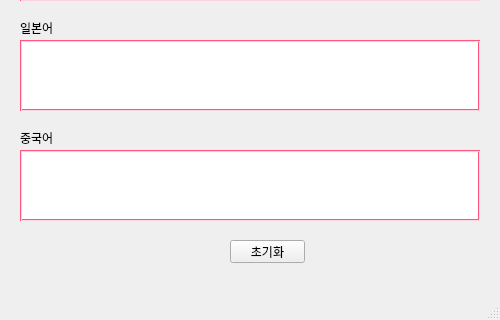
The window that ui/google_ui.ui (gyojincompany/googleTransApplication-20240401) describes before a commit, drawn with Qt 5; both pictures show x 0 to 500 and y 280 to 600 of the 500 by 600 pixel window.
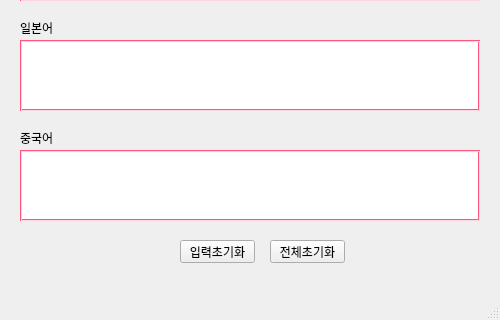
The same window after the commit.

Commit message: 입력 초기화 버튼 추가(ui 디자인 변경)

```diff
--- a/ui/google_ui.ui
+++ b/ui/google_ui.ui
@@ -168,14 +168,27 @@
    <widget class="QPushButton" name="init_btn">
     <property name="geometry">
      <rect>
-      <x>230</x>
+      <x>270</x>
       <y>520</y>
       <width>75</width>
       <height>23</height>
      </rect>
     </property>
     <property name="text">
-     <string>초기화</string>
+     <string>전체초기화</string>
+    </property>
+   </widget>
+   <widget class="QPushButton" name="init_btn1">
+    <property name="geometry">
+     <rect>
+      <x>180</x>
+      <y>520</y>
+      <width>75</width>
+      <height>23</height>
+     </rect>
+    </property>
+    <property name="text">
+     <string>입력초기화</string>
     </property>
    </widget>
   </widget>
```
Left out of the diff: 2 changed lines with no effect on the pictures. The commit also changes 2 other files.
